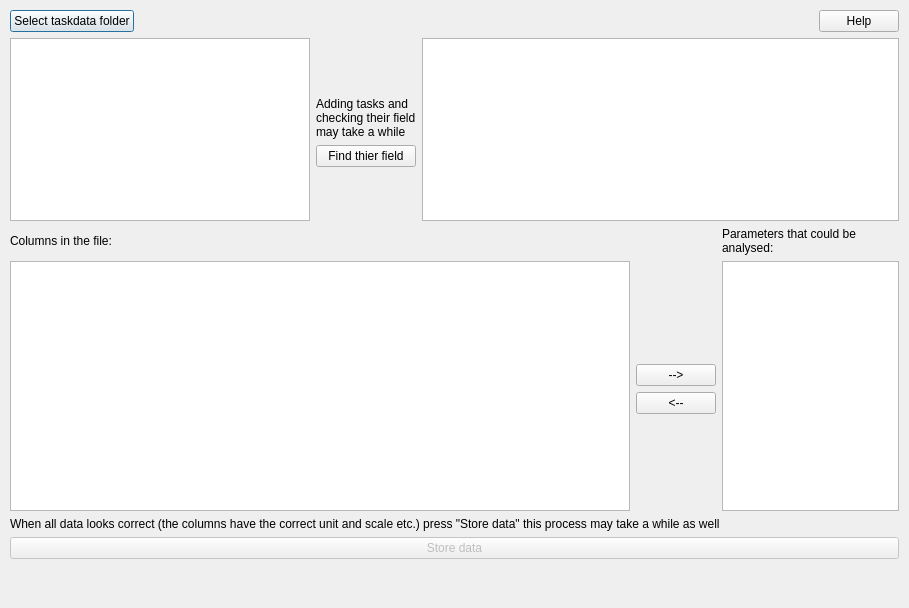
Qt form widgets/import_xml_bin.ui (axelande/geodatafarm3) before a commit.
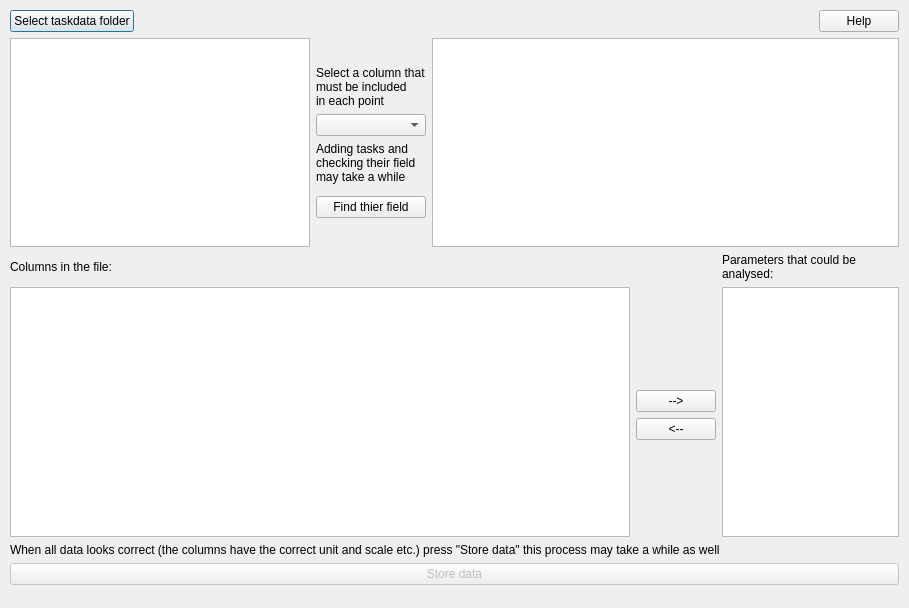
The same form after that commit.

Diff of the .ui file:
```diff
--- a/widgets/import_xml_bin.ui
+++ b/widgets/import_xml_bin.ui
@@ -64,53 +64,8 @@
      </layout>
     </item>
     <item>
-     <layout class="QGridLayout" name="gridLayout_4" rowstretch="0,0,0,0,0,0" columnstretch="0,0,0,0">
-      <item row="5" column="2">
-       <spacer name="verticalSpacer_4">
-        <property name="orientation">
-         <enum>Qt::Vertical</enum>
-        </property>
-        <property name="sizeHint" stdset="0">
-         <size>
-          <width>20</width>
-          <height>40</height>
-         </size>
-        </property>
-       </spacer>
-      </item>
-      <item row="3" column="2">
-       <widget class="QLabel" name="label_2">
-        <property name="text">
-         <string>Adding tasks and
-checking their field
-may take a while</string>
-        </property>
-       </widget>
-      </item>
-      <item row="1" column="2">
-       <spacer name="verticalSpacer_3">
-        <property name="orientation">
-         <enum>Qt::Vertical</enum>
-        </property>
-        <property name="sizeHint" stdset="0">
-         <size>
-          <width>20</width>
-          <height>40</height>
-         </size>
-        </property>
-       </spacer>
-      </item>
-      <item row="4" column="2">
-       <widget class="QPushButton" name="PBFindFields">
-        <property name="locale">
-         <locale language="English" country="UnitedKingdom"/>
-        </property>
-        <property name="text">
-         <string>Find thier field</string>
-        </property>
-       </widget>
-      </item>
-      <item row="1" column="3" rowspan="5">
+     <layout class="QGridLayout" name="gridLayout_4" rowstretch="0,0,0,0,0,0,0,0" columnstretch="0,0,0,0">
+      <item row="1" column="3" rowspan="7">
        <widget class="QTableWidget" name="TWISODataSelect">
         <property name="sizePolicy">
          <sizepolicy hsizetype="Expanding" vsizetype="Minimum">
@@ -138,7 +93,42 @@
         </property>
        </widget>
       </item>
-      <item row="1" column="1" rowspan="5">
+      <item row="3" column="2">
+       <widget class="QComboBox" name="CBMostImportant"/>
+      </item>
+      <item row="6" column="2">
+       <widget class="QPushButton" name="PBFindFields">
+        <property name="locale">
+         <locale language="English" country="UnitedKingdom"/>
+        </property>
+        <property name="text">
+         <string>Find thier field</string>
+        </property>
+       </widget>
+      </item>
+      <item row="4" column="2">
+       <widget class="QLabel" name="label_2">
+        <property name="text">
+         <string>Adding tasks and
+checking their field
+may take a while</string>
+        </property>
+       </widget>
+      </item>
+      <item row="7" column="2">
+       <spacer name="verticalSpacer_4">
+        <property name="orientation">
+         <enum>Qt::Vertical</enum>
+        </property>
+        <property name="sizeHint" stdset="0">
+         <size>
+          <width>20</width>
+          <height>40</height>
+         </size>
+        </property>
+       </spacer>
+      </item>
+      <item row="1" column="1" rowspan="7">
        <widget class="QTableWidget" name="TWISODataAll">
         <property name="minimumSize">
          <size>
@@ -160,6 +150,28 @@
         </property>
        </widget>
       </item>
+      <item row="1" column="2">
+       <spacer name="verticalSpacer_3">
+        <property name="orientation">
+         <enum>Qt::Vertical</enum>
+        </property>
+        <property name="sizeHint" stdset="0">
+         <size>
+          <width>20</width>
+          <height>40</height>
+         </size>
+        </property>
+       </spacer>
+      </item>
+      <item row="2" column="2">
+       <widget class="QLabel" name="label_4">
+        <property name="text">
+         <string>Select a column that
+must be included
+in each point</string>
+        </property>
+       </widget>
+      </item>
      </layout>
     </item>
     <item>
```
